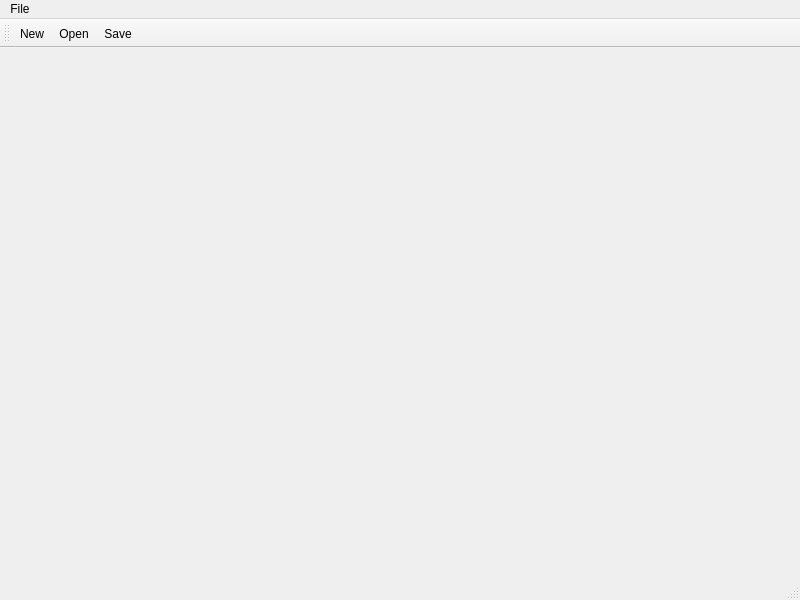
This is digitiser.ui in EddyDavies/Year3_Graph_Digitiser as Qt 5 draws it before an edit. The edited form follows.
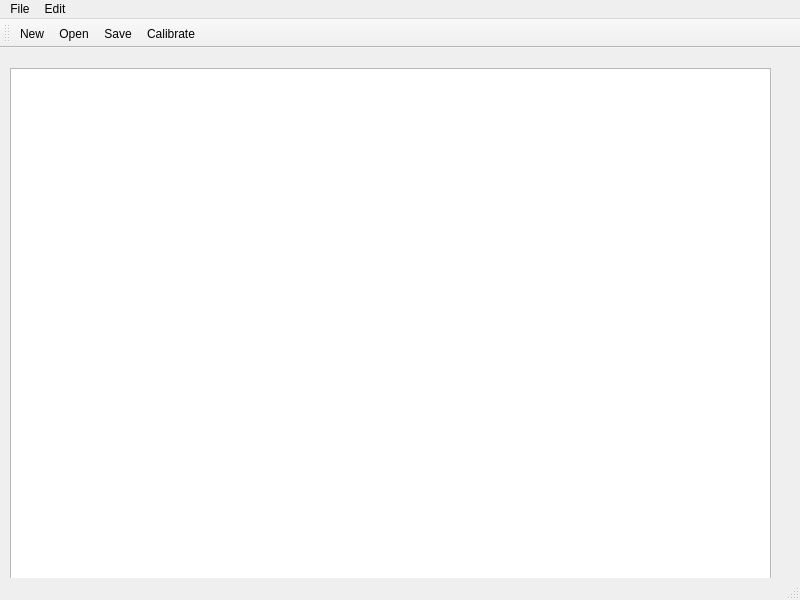
This is the edited form. Icons and pictures are not drawn.

Diff of the .ui file:
```diff
--- a/digitiser.ui
+++ b/digitiser.ui
@@ -25,11 +25,7 @@
     </property>
     <layout class="QVBoxLayout" name="verticalLayout">
      <item>
-      <widget class="QLabel" name="label_image">
-       <property name="text">
-        <string/>
-       </property>
-      </widget>
+      <widget class="QGraphicsView" name="view"/>
      </item>
     </layout>
    </widget>
@@ -51,7 +47,14 @@
     <addaction name="actionOpen"/>
     <addaction name="actionSave"/>
    </widget>
+   <widget class="QMenu" name="menuEdit">
+    <property name="title">
+     <string>Edit</string>
+    </property>
+    <addaction name="actionCalibrate"/>
+   </widget>
    <addaction name="menuFile"/>
+   <addaction name="menuEdit"/>
   </widget>
   <widget class="QStatusBar" name="statusbar"/>
   <widget class="QToolBar" name="toolBar">
@@ -67,6 +70,7 @@
    <addaction name="actionNew"/>
    <addaction name="actionOpen"/>
    <addaction name="actionSave"/>
+   <addaction name="actionCalibrate"/>
   </widget>
   <action name="actionNew">
    <property name="icon">
@@ -95,6 +99,15 @@
     <string>Save</string>
    </property>
   </action>
+  <action name="actionCalibrate">
+   <property name="icon">
+    <iconset resource="Resources.qrc">
+     <normaloff>:/images/Calibration.png</normaloff>:/images/Calibration.png</iconset>
+   </property>
+   <property name="text">
+    <string>Calibrate</string>
+   </property>
+  </action>
  </widget>
  <resources>
   <include location="Resources.qrc"/>
```
